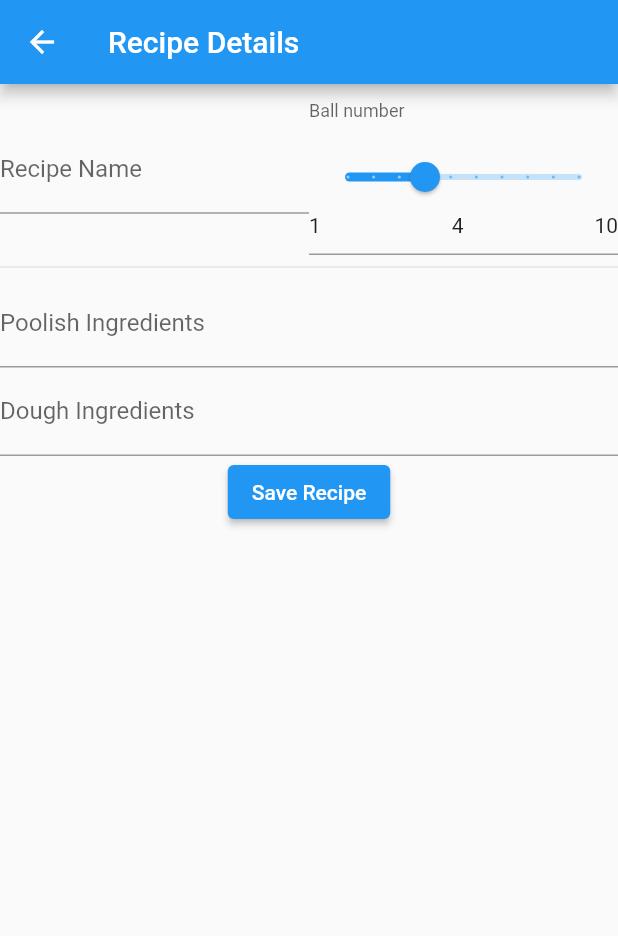
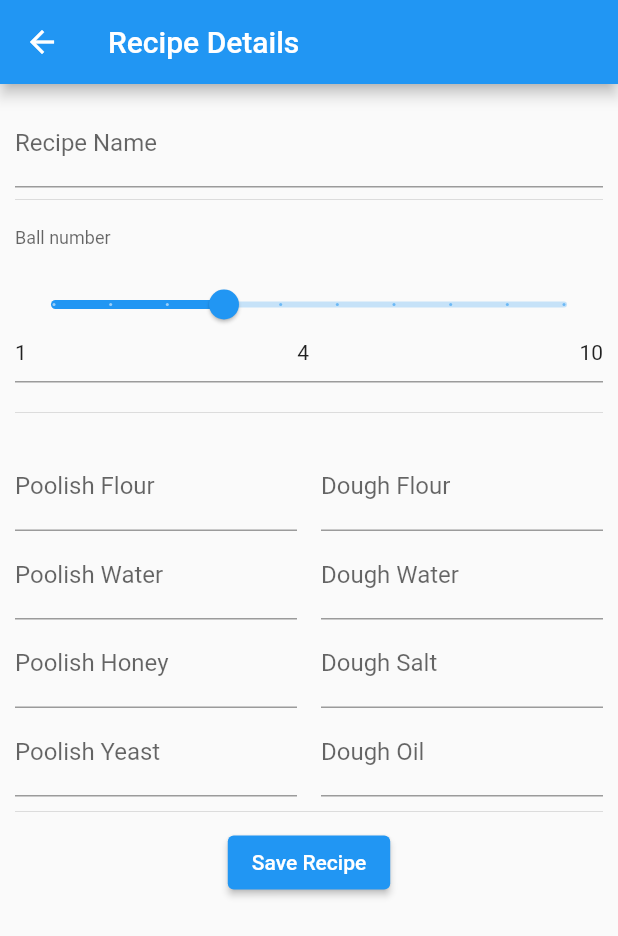
Before and after one commit to mjainta/pizzaiolo-companion, a Flutter app: the RecipeAddView screen opened by its route, after a tap on "Save Recipe", on a phone screen of 412 x 824 dp. Shown: the top 936 px of the screen. Run offline on Flutter 3.47's test engine with Material 2 defaults, Android fonts, the phone set to English and light mode, and no system bars; drawn by our look-alikes of flutter_form_builder; our stand-ins replace pocketbase; generated files the repository leaves out were written again; statements that could not run were skipped.

Commit message:
Improve layout and switch honey/yeast to salt/oil for dough ingredients

```diff
--- a/lib/src/features/recipes/recipe_add_view.dart
+++ b/lib/src/features/recipes/recipe_add_view.dart
@@ -22,15 +22,13 @@ class RecipeAddView extends StatelessWidget {
       appBar: AppBar(
         title: const Text('Recipe Details'),
       ),
-      body: FormBuilder(
+      body: Container(
+        padding: const EdgeInsets.all(10),
+        child: FormBuilder(
           key: formKey,
           child: Column(
             children: [
-            Row(
-              mainAxisAlignment: MainAxisAlignment.spaceEvenly,
-              children: [
-                Expanded(
-                  child: FormBuilderTextField(
+              FormBuilderTextField(
                 name: 'recipe_name',
                 validator: (value) {
                   if (value == null || value.isEmpty) {
@@ -42,9 +40,10 @@ class RecipeAddView extends StatelessWidget {
                   labelText: 'Recipe Name',
                 ),
               ),
+              const Divider(
+                thickness: 0,
               ),
-                Expanded(
-                  child: FormBuilderSlider(
+              FormBuilderSlider(
                 name: 'recipe_ball_no',
                 min: 1,
                 max: 10,
@@ -54,21 +53,79 @@ class RecipeAddView extends StatelessWidget {
                   labelText: 'Ball number',
                 ),
               ),
+              const Divider(
+                height: 40,
+                thickness: 0,
+              ),
+              Row(
+                mainAxisAlignment: MainAxisAlignment.spaceEvenly,
+                children: [
+                  Expanded(
+                    child: Column(
+                      children: [
+                        FormBuilderTextField(
+                          name: 'recipe_poolish_flour',
+                          decoration: const InputDecoration(
+                            labelText: 'Poolish Flour',
+                          ),
+                        ),
+                        FormBuilderTextField(
+                          name: 'recipe_poolish_water',
+                          decoration: const InputDecoration(
+                            labelText: 'Poolish Water',
+                          ),
+                        ),
+                        FormBuilderTextField(
+                          name: 'recipe_poolish_honey',
+                          decoration: const InputDecoration(
+                            labelText: 'Poolish Honey',
+                          ),
+                        ),
+                        FormBuilderTextField(
+                          name: 'recipe_poolish_yeast',
+                          decoration: const InputDecoration(
+                            labelText: 'Poolish Yeast',
+                          ),
                         ),
                       ],
                     ),
-            const Divider(),
+                  ),
+                  const VerticalDivider(),
+                  Expanded(
+                    child: Column(
+                      children: [
                         FormBuilderTextField(
-              name: 'recipe_poolish_ingredients',
+                          name: 'recipe_dough_flour',
                           decoration: const InputDecoration(
-                labelText: 'Poolish Ingredients',
+                            labelText: 'Dough Flour',
                           ),
                         ),
                         FormBuilderTextField(
-              name: 'recipe_dough_ingredients',
+                          name: 'recipe_dough_water',
                           decoration: const InputDecoration(
-                labelText: 'Dough Ingredients',
+                            labelText: 'Dough Water',
                           ),
+                        ),
+                        FormBuilderTextField(
+                          name: 'recipe_dough_salt',
+                          decoration: const InputDecoration(
+                            labelText: 'Dough Salt',
+                          ),
+                        ),
+                        FormBuilderTextField(
+                          name: 'recipe_dough_oil',
+                          decoration: const InputDecoration(
+                            labelText: 'Dough Oil',
+                          ),
+                        ),
+                      ],
+                    ),
+                  ),
+                ],
+              ),
+              const Divider(
+                height: 20,
+                thickness: 0,
               ),
               ElevatedButton(
                 onPressed: () {
@@ -84,11 +141,32 @@ class RecipeAddView extends StatelessWidget {
                     //      ?.value);
                     //Map<String, dynamic> doughIngredients = json.decode(formKey.currentState?.fields['recipe_dough_ingredients']?.value);
                     Map<String, dynamic> poolishIngredients = {
-                    "flour": "300gr 00",
+                      "flour": formKey.currentState
+                              ?.fields['recipe_poolish_flour']?.value ??
+                          '',
+                      "water": formKey.currentState
+                              ?.fields['recipe_poolish_water']?.value ??
+                          '',
+                      "honey": formKey.currentState
+                              ?.fields['recipe_poolish_honey']?.value ??
+                          '',
+                      "yeast": formKey.currentState
+                              ?.fields['recipe_poolish_yeast']?.value ??
+                          '',
                     };
                     Map<String, dynamic> doughIngredients = {
-                    "flour": "300gr 00",
-                    "water": "300ml",
+                      "flour": formKey.currentState
+                              ?.fields['recipe_dough_flour']?.value ??
+                          '',
+                      "water": formKey.currentState
+                              ?.fields['recipe_dough_water']?.value ??
+                          '',
+                      "salt": formKey.currentState?.fields['recipe_dough_salt']
+                              ?.value ??
+                          '',
+                      "oil": formKey.currentState?.fields['recipe_dough_oil']
+                              ?.value ??
+                          '',
                     };
                     var recipe = Recipe.fromValues(
                         name, ballNo, poolishIngredients, doughIngredients);
@@ -100,6 +178,7 @@ class RecipeAddView extends StatelessWidget {
             ],
           ),
         ),
+      ),
     );
   }
 }
```
Lines whose indentation alone changed are shown as unchanged.
